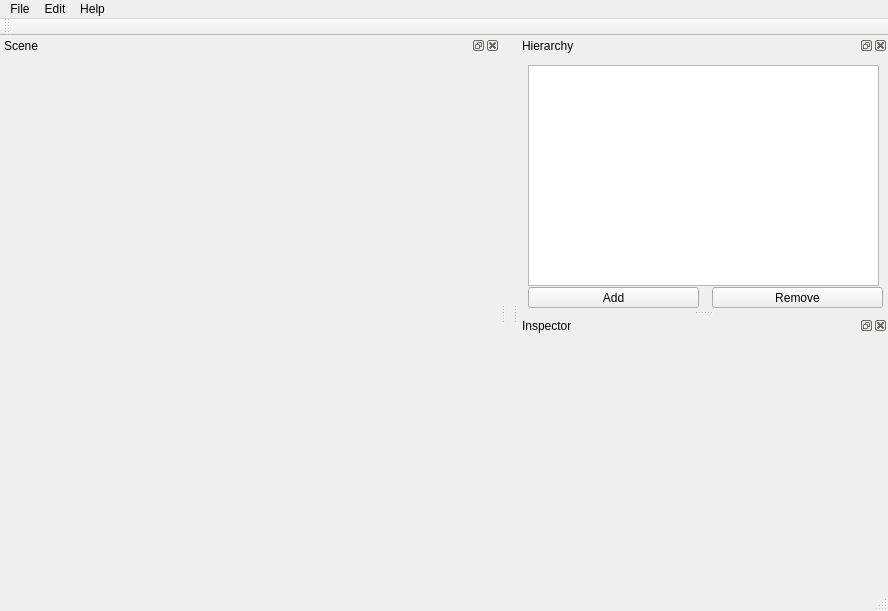
nicobabot/KingGarron_Engine, file Project/mainwindow.ui: the form before one commit.
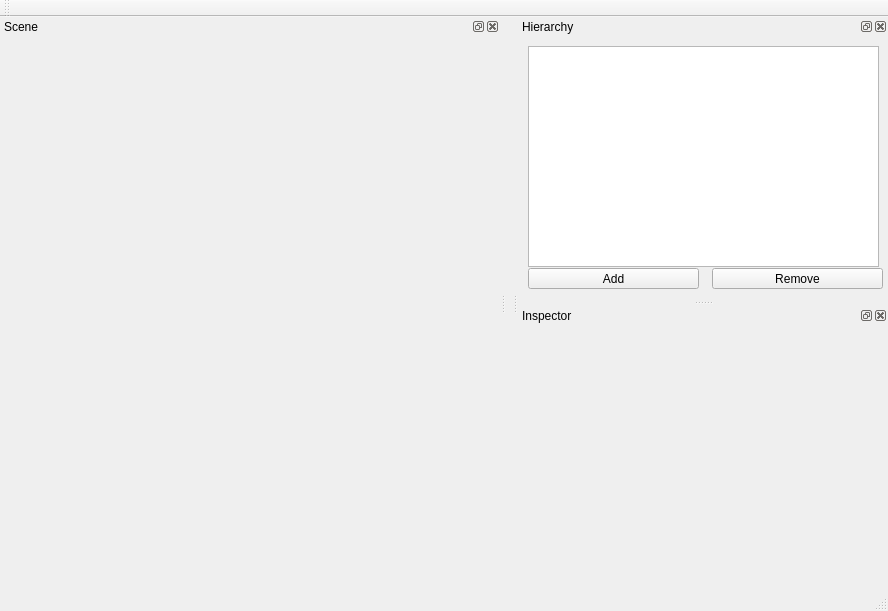
The form after the commit. Custom widgets are drawn as their Qt base class.

```diff
--- a/Project/mainwindow.ui
+++ b/Project/mainwindow.ui
@@ -23,30 +23,6 @@
      <height>21</height>
     </rect>
    </property>
-   <widget class="QMenu" name="menuFile">
-    <property name="title">
-     <string>File</string>
-    </property>
-    <addaction name="actionNew_Scene"/>
-    <addaction name="actionSave_Scene"/>
-    <addaction name="actionLoad_Scene"/>
-   </widget>
-   <widget class="QMenu" name="menuWdit">
-    <property name="title">
-     <string>Edit</string>
-    </property>
-    <addaction name="actionUndo"/>
-    <addaction name="actionRedo"/>
-   </widget>
-   <widget class="QMenu" name="menuHelp">
-    <property name="title">
-     <string>Help</string>
-    </property>
-    <addaction name="actionExit"/>
-   </widget>
-   <addaction name="menuFile"/>
-   <addaction name="menuWdit"/>
-   <addaction name="menuHelp"/>
   </widget>
   <widget class="QToolBar" name="mainToolBar">
    <attribute name="toolBarArea">
```
